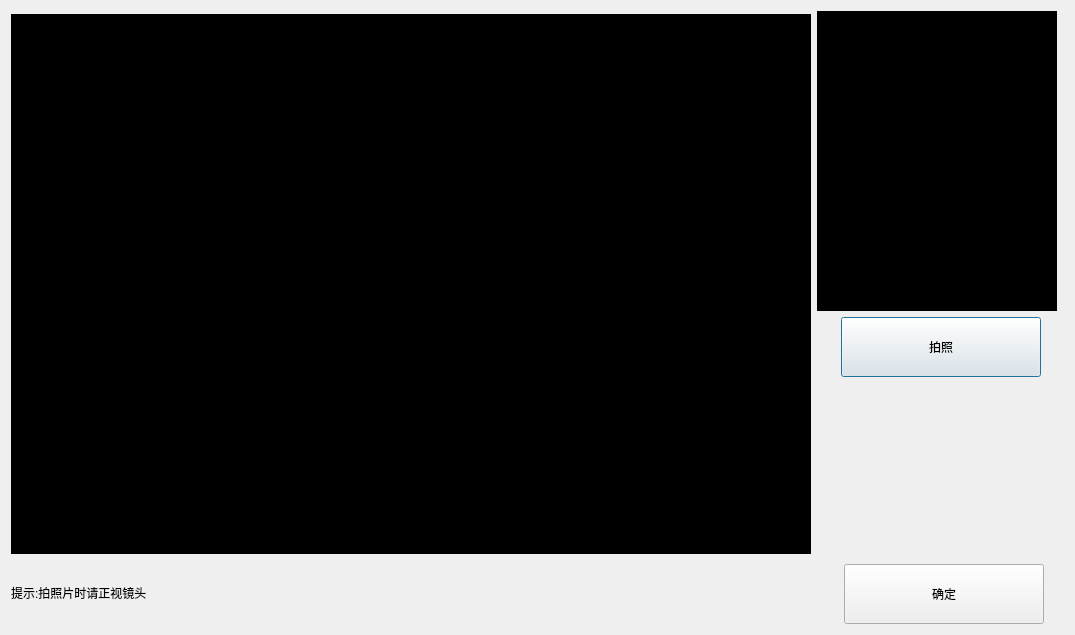
The window that SSCard_System/Sys_dialogcameratest.ui (leithergit/SSCard_System) describes before a commit, drawn with Qt 5.
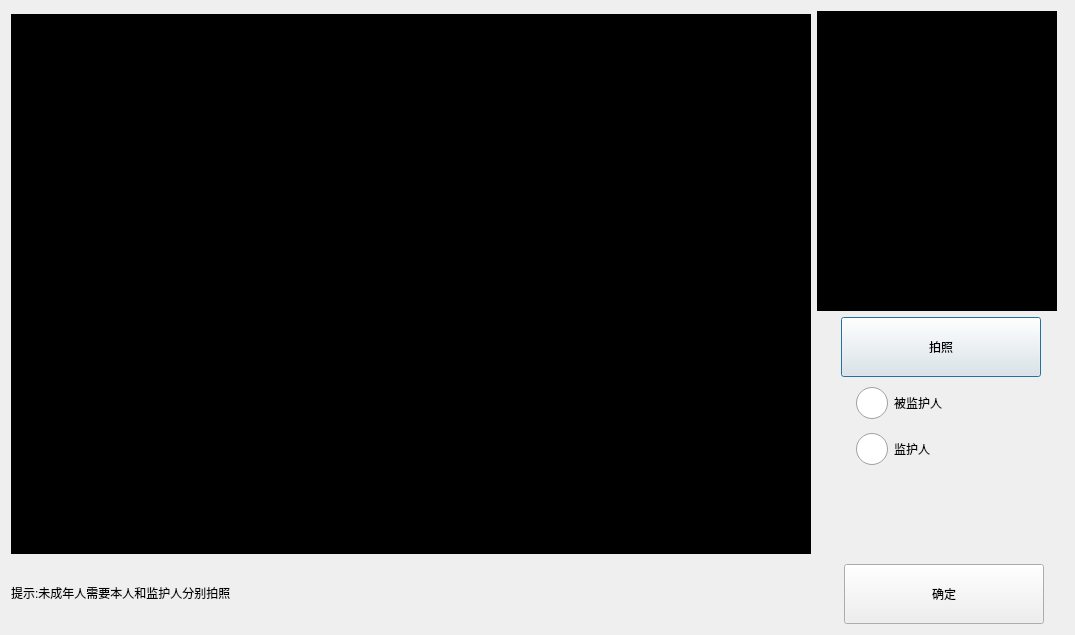
The same window after the commit. Icons and pictures are not drawn.

Patch:
```diff
--- a/SSCard_System/Sys_dialogcameratest.ui
+++ b/SSCard_System/Sys_dialogcameratest.ui
@@ -131,6 +131,118 @@
          </item>
         </layout>
        </item>
+       <item>
+        <layout class="QHBoxLayout" name="horizontalLayout_4">
+         <item>
+          <spacer name="horizontalSpacer_4">
+           <property name="orientation">
+            <enum>Qt::Horizontal</enum>
+           </property>
+           <property name="sizeHint" stdset="0">
+            <size>
+             <width>18</width>
+             <height>20</height>
+            </size>
+           </property>
+          </spacer>
+         </item>
+         <item>
+          <widget class="QRadioButton" name="radioButton_Oneself">
+           <property name="minimumSize">
+            <size>
+             <width>170</width>
+             <height>40</height>
+            </size>
+           </property>
+           <property name="styleSheet">
+            <string notr="true">QRadioButton::indicator { 
+	width: 32px;
+	height: 32px;
+}
+QRadioButton::indicator::unchecked {
+	image: url(:/Image/RadioUnChecked.png);
+}
+QRadioButton::indicator::checked { 
+	image: url(:/Image/RadioCheck.png);
+}
+</string>
+           </property>
+           <property name="text">
+            <string>被监护人</string>
+           </property>
+          </widget>
+         </item>
+         <item>
+          <spacer name="horizontalSpacer_5">
+           <property name="orientation">
+            <enum>Qt::Horizontal</enum>
+           </property>
+           <property name="sizeHint" stdset="0">
+            <size>
+             <width>18</width>
+             <height>20</height>
+            </size>
+           </property>
+          </spacer>
+         </item>
+        </layout>
+       </item>
+       <item>
+        <layout class="QHBoxLayout" name="horizontalLayout_5">
+         <item>
+          <spacer name="horizontalSpacer_6">
+           <property name="orientation">
+            <enum>Qt::Horizontal</enum>
+           </property>
+           <property name="sizeHint" stdset="0">
+            <size>
+             <width>18</width>
+             <height>20</height>
+            </size>
+           </property>
+          </spacer>
+         </item>
+         <item>
+          <widget class="QRadioButton" name="radioButton_Guardian">
+           <property name="minimumSize">
+            <size>
+             <width>170</width>
+             <height>40</height>
+            </size>
+           </property>
+           <property name="styleSheet">
+            <string notr="true">QRadioButton::indicator { 
+	width: 32px;
+	height: 32px;
+}
+QRadioButton::indicator::unchecked {
+	image: url(:/Image/RadioUnChecked.png);
+}
+QRadioButton::indicator::checked { 
+	image: url(:/Image/RadioCheck.png);
+}
+</string>
+           </property>
+           <property name="text">
+            <string>监护人</string>
+           </property>
+          </widget>
+         </item>
+         <item>
+          <spacer name="horizontalSpacer_7">
+           <property name="orientation">
+            <enum>Qt::Horizontal</enum>
+           </property>
+           <property name="sizeHint" stdset="0">
+            <size>
+             <width>18</width>
+             <height>20</height>
+            </size>
+           </property>
+          </spacer>
+         </item>
+        </layout>
+       </item>
        <item>
         <spacer name="verticalSpacer">
          <property name="orientation">
@@ -168,7 +280,7 @@
         </size>
        </property>
        <property name="text">
-        <string>提示:拍照片时请正视镜头</string>
+        <string>提示:未成年人需要本人和监护人分别拍照</string>
        </property>
        <property name="alignment">
         <set>Qt::AlignLeading|Qt::AlignLeft|Qt::AlignTop</set>
```
Left out of the diff: 2 changed lines with no effect on the pictures.
